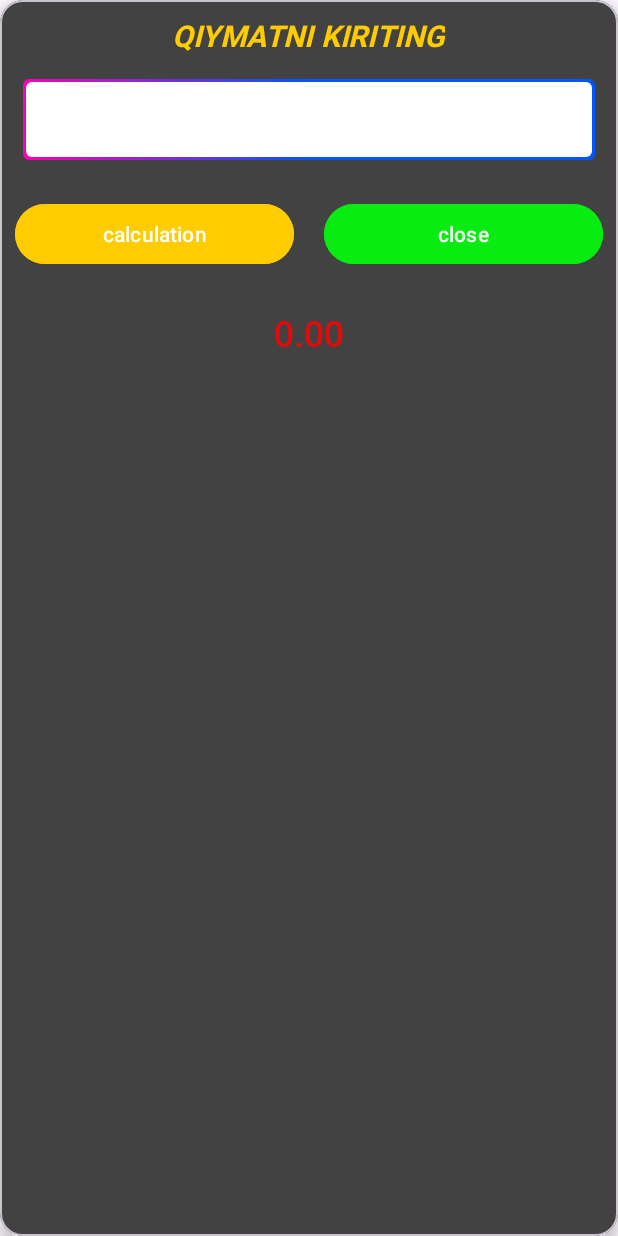
After one commit to sardor030/CurrencyRate, an Android app: the layout dialog_calculator.xml on its own in the app's theme, with its tools: preview values and no code run, on a phone screen of 412 x 824 dp. The commit adds this screen. Run offline under Robolectric (Android 15) with nearby library versions, the phone set to English and light mode, and no system bars.

Commit message:
finished all design

```diff
--- /dev/null
+++ b/app/src/main/res/drawable/rounded_card_gradient_stroke.xml
@@ -0,0 +1,30 @@
+<?xml version="1.0" encoding="utf-8"?>
+<layer-list xmlns:android="http://schemas.android.com/apk/res/android">
+    <item>
+        <shape android:shape="rectangle">
+            <gradient
+                android:angle="45"
+                android:endColor="#0256FC"
+                android:centerColor="#0256FC"
+                android:startColor="#FE00B1" />
+            <corners android:radius="4dp" />
+            <padding
+                android:bottom="2dp"
+                android:left="2dp"
+                android:right="2dp"
+                android:top="2dp" />
+            <size
+                android:width="162dp"
+                android:height="44dp" />
+        </shape>
+    </item>
+    <item>
+        <shape android:shape="rectangle">
+            <solid android:color="@color/white" />
+            <corners android:radius="4dp" />
+            <size
+                android:width="50dp"
+                android:height="50dp" />
+        </shape>
+    </item>
+</layer-list>
--- /dev/null
+++ b/app/src/main/res/layout/dialog_calculator.xml
@@ -0,0 +1,74 @@
+<?xml version="1.0" encoding="utf-8"?>
+<com.google.android.material.card.MaterialCardView xmlns:android="http://schemas.android.com/apk/res/android"
+    xmlns:app="http://schemas.android.com/apk/res-auto"
+    xmlns:tools="http://schemas.android.com/tools"
+    android:layout_width="match_parent"
+    android:layout_height="match_parent"
+    android:backgroundTint="@color/gray"
+    app:cardCornerRadius="15dp"
+    app:cardElevation="5dp">
+
+    <LinearLayout
+        android:layout_width="match_parent"
+        android:layout_height="match_parent"
+        android:gravity="center_horizontal"
+        android:orientation="vertical">
+
+        <TextView
+            style="@style/textStyle.Roboto.700"
+            android:layout_marginTop="10dp"
+            android:text="@string/dialog_title"
+            android:textColor="@color/gold"
+            android:textSize="20sp"
+            android:textStyle="italic"
+            app:textAllCaps="true" />
+
+        <EditText
+            android:id="@+id/ed_dialog1"
+            style="@style/textStyle.Roboto"
+            android:layout_width="match_parent"
+            android:layout_margin="15dp"
+            android:background="@drawable/rounded_card_gradient_stroke"
+            android:inputType="number"
+            android:maxLength="15"
+            android:paddingHorizontal="8dp"
+            android:textColor="@color/black"
+            tools:ignore="Autofill,LabelFor" />
+
+        <LinearLayout
+            android:layout_width="match_parent"
+            android:layout_height="wrap_content">
+
+            <com.google.android.material.button.MaterialButton
+                android:id="@+id/btn_calculation"
+                android:layout_width="match_parent"
+                android:layout_height="match_parent"
+                android:layout_margin="10dp"
+                android:layout_weight="1"
+                android:backgroundTint="@color/gold"
+                android:text="@string/calculation"
+                app:rippleColor="@color/red" />
+
+            <com.google.android.material.button.MaterialButton
+                android:id="@+id/btn_close"
+                android:layout_width="match_parent"
+                android:layout_height="wrap_content"
+                android:layout_margin="10dp"
+                android:layout_marginHorizontal="25dp"
+                android:layout_weight="1"
+                android:backgroundTint="@color/green"
+                android:text="@string/close"
+                app:rippleColor="@color/red" />
+        </LinearLayout>
+
+
+        <TextView
+            android:id="@+id/tv_result"
+            style="@style/textStyle.Roboto.600"
+            android:layout_marginTop="15dp"
+            android:text="@string/amount_0_00"
+            android:textColor="@color/red"
+            android:textSize="24sp" />
+
+    </LinearLayout>
+</com.google.android.material.card.MaterialCardView>
--- a/app/src/main/res/layout/item_currency.xml
+++ b/app/src/main/res/layout/item_currency.xml
@@ -1,9 +1,9 @@
 <?xml version="1.0" encoding="utf-8"?>
 <com.google.android.material.card.MaterialCardView xmlns:android="http://schemas.android.com/apk/res/android"
     xmlns:app="http://schemas.android.com/apk/res-auto"
+    xmlns:tools="http://schemas.android.com/tools"
     android:layout_width="match_parent"
     android:layout_height="wrap_content"
-    xmlns:tools="http://schemas.android.com/tools"
     android:layout_margin="5dp"
     android:backgroundTint="@color/dark"
     app:cardCornerRadius="10dp"
@@ -18,22 +18,16 @@
 
         <TextView
             android:id="@+id/tv_name"
-            android:layout_width="wrap_content"
-            android:layout_height="wrap_content"
-            tools:text="1 USSD"
+            style="@style/textStyle.Roboto.700"
             android:textAllCaps="true"
-            android:textColor="@color/white"
             android:textSize="18sp"
-            android:textStyle="bold" />
+            tools:text="1 USSD" />
 
         <TextView
             android:id="@+id/tv_rate"
-            android:layout_width="wrap_content"
-            android:layout_height="wrap_content"
-            tools:text="100000"
-            android:textAllCaps="true"
+            style="@style/textStyle.Roboto"
             android:textColor="@color/gold"
-            android:textSize="16sp" />
+            tools:text="100000" />
 
 
     </LinearLayout>
--- a/app/src/main/res/values/colors.xml
+++ b/app/src/main/res/values/colors.xml
@@ -4,5 +4,7 @@
     <color name="white">#FFFFFFFF</color>
     <color name="gray">#424242</color>
     <color name="dark">#242424</color>
-    <color name="gold">#ffcc00</color>
+    <color name="gold">#FFCC00</color>
+    <color name="red">#E30A0A</color>
+    <color name="green">#09EC12</color>
 </resources>
--- a/app/src/main/res/values/strings.xml
+++ b/app/src/main/res/values/strings.xml
@@ -1,3 +1,8 @@
 <resources>
     <string name="app_name">CurrencyRate</string>
+    <string name="dialog_title">Qiymatni kiriting</string>
+    <string name="amount_0">0</string>
+    <string name="calculation">calculation</string>
+    <string name="close">close</string>
+    <string name="amount_0_00">0.00</string>
 </resources>
--- a/app/src/main/res/values/themes.xml
+++ b/app/src/main/res/values/themes.xml
@@ -1,4 +1,4 @@
-<resources xmlns:tools="http://schemas.android.com/tools">
+<resources>
     <!-- Base application theme. -->
     <style name="Base.Theme.CurrencyRate" parent="Theme.Material3.DayNight.NoActionBar">
         <!-- Customize your light theme here. -->
@@ -6,4 +6,24 @@
     </style>
 
     <style name="Theme.CurrencyRate" parent="Base.Theme.CurrencyRate" />
+
+    <style name="textStyle">
+        <item name="android:layout_width">wrap_content</item>
+        <item name="android:layout_height">wrap_content</item>
+        <item name="android:textColor">@color/white</item>
+        <item name="android:gravity">center</item>
+        <item name="android:textSize">16sp</item>
+    </style>
+
+    <style name="textStyle.Roboto">
+        <item name="android:fontFamily">@font/roboto_regular</item>
+    </style>
+
+    <style name="textStyle.Roboto.600">
+        <item name="android:fontFamily">@font/roboto_medium</item>
+    </style>
+
+    <style name="textStyle.Roboto.700">
+        <item name="android:fontFamily">@font/roboto_bold</item>
+    </style>
 </resources>
```
